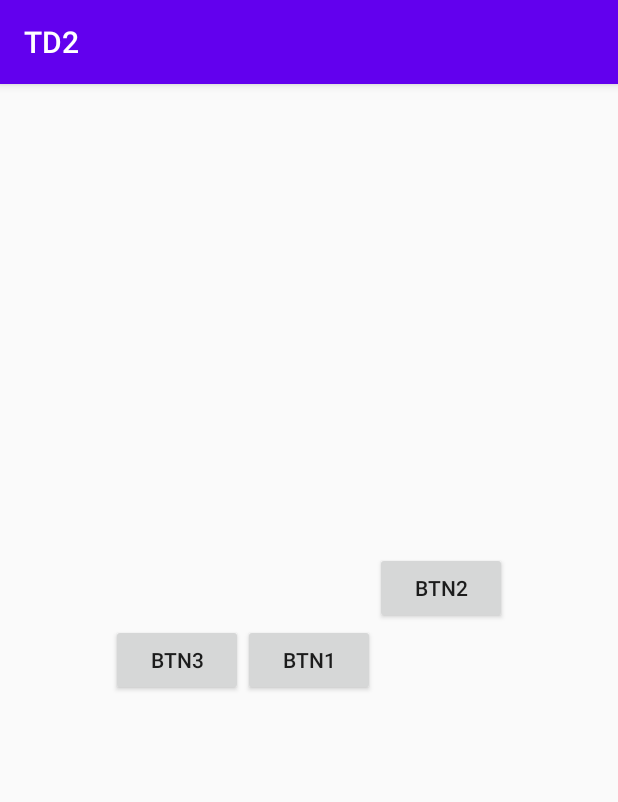
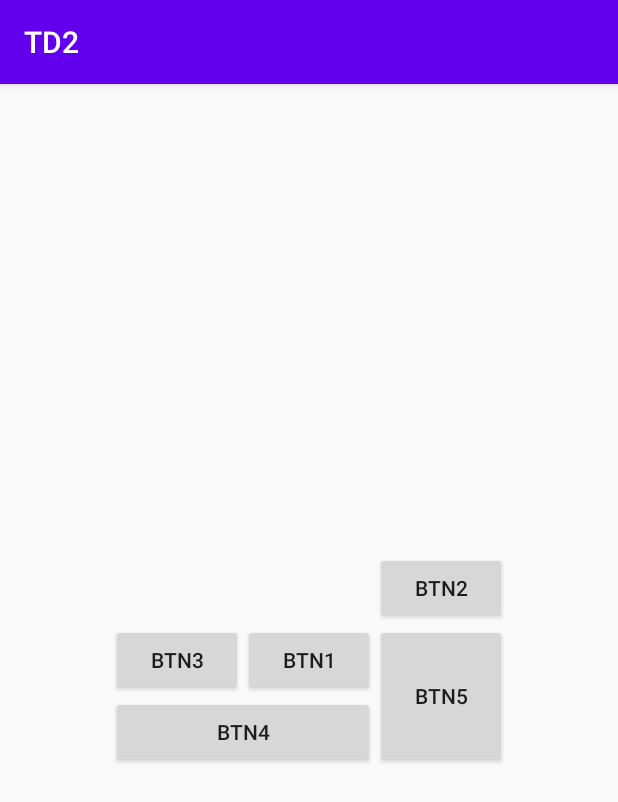
Before and after one commit to AlexPiretIng/TdAndroid_Vincent_Piret, an Android app: the screen it shows after launch (MainActivity), on a phone screen of 412 x 824 dp. Shown: the top 802 px of the screen. Run offline under Robolectric (Android 15) with nearby library versions, the phone set to English and light mode, and no system bars.

Commit message:
Add Button 4 and 5 to relative.xml

```diff
--- a/TD2/app/src/main/res/layout/relative.xml
+++ b/TD2/app/src/main/res/layout/relative.xml
@@ -20,4 +20,18 @@
         android:layout_height="wrap_content"
         android:layout_toLeftOf="@id/button1"
         android:layout_alignTop="@id/button1"/>
+    <Button
+        android:id="@+id/button4" android:text="BTN4"
+        android:layout_width="wrap_content"
+        android:layout_height="wrap_content"
+        android:layout_below="@id/button3"
+        android:layout_alignLeft="@id/button3"
+        android:layout_alignRight="@id/button1"/>
+    <Button
+        android:id="@+id/button5" android:text="BTN5"
+        android:layout_width="wrap_content"
+        android:layout_height="wrap_content"
+        android:layout_below="@id/button2"
+        android:layout_alignBottom="@id/button4"
+        android:layout_toRightOf="@id/button4"/>
 </RelativeLayout>
```
